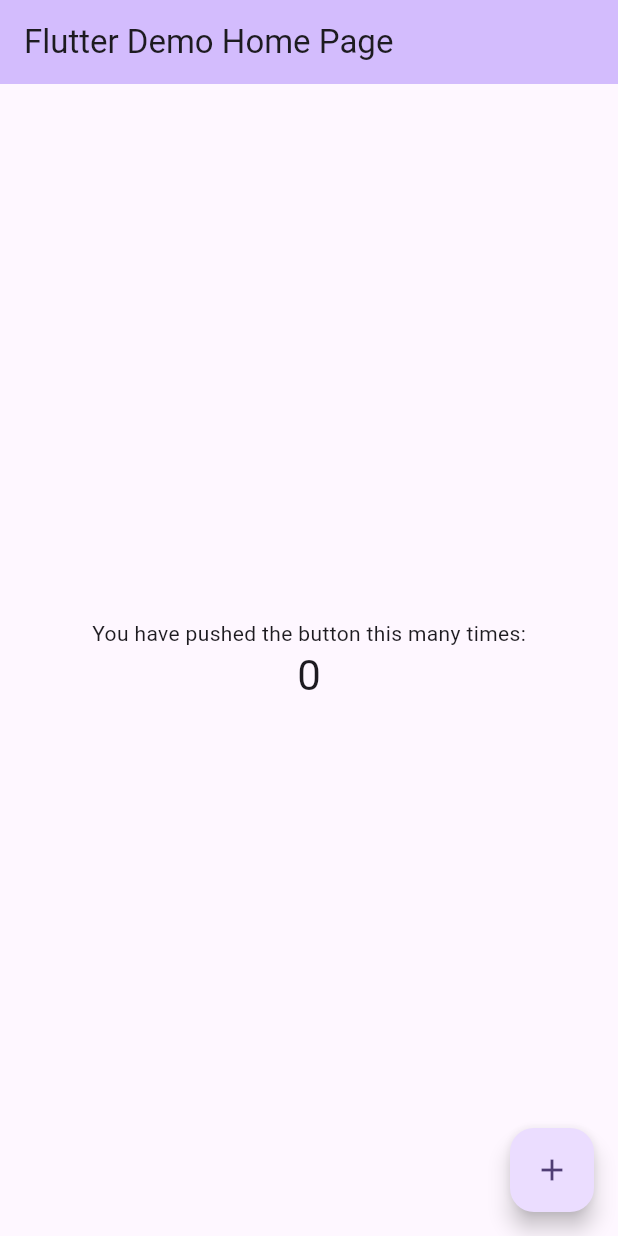
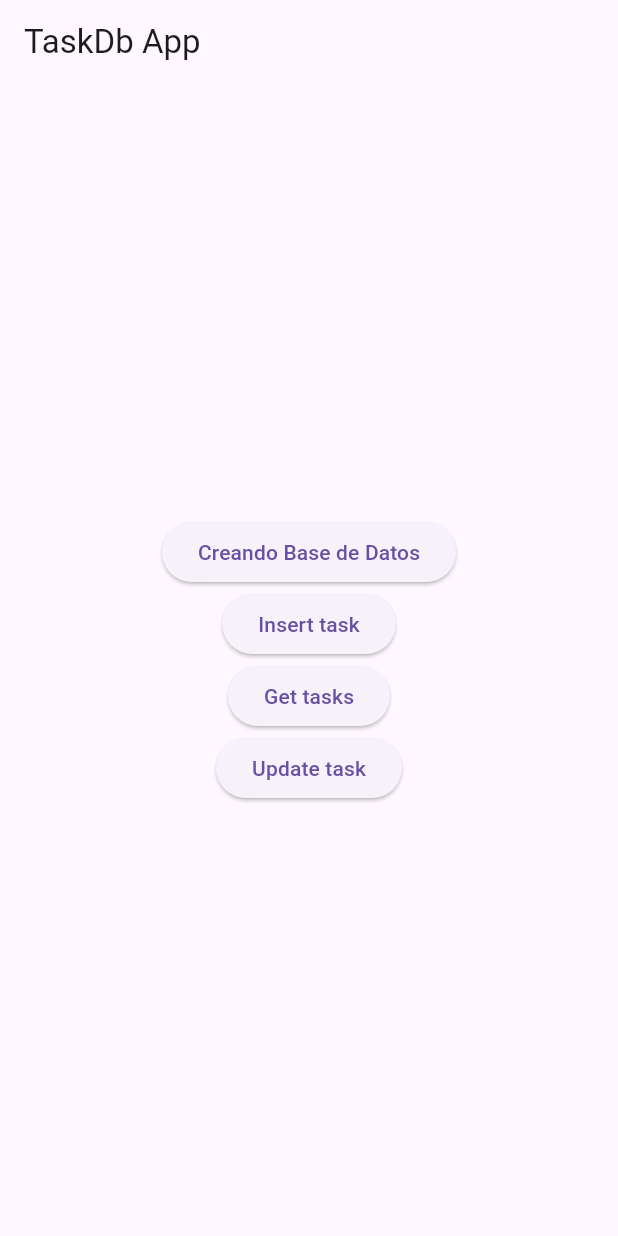
Before and after one commit to 202101215K/app09_taskdb_20242, a Flutter app: the screen it shows after launch, on a phone screen of 412 x 824 dp. Run offline on Flutter 3.47's test engine with Material 3 defaults, Android fonts, the phone set to English and light mode, and no system bars; our stand-ins replace sqflite; accounts and stored records are empty.

```diff
--- /dev/null
+++ b/lib/db/db_admin.dart
@@ -0,0 +1,76 @@
+import 'dart:io';
+
+import 'package:path/path.dart';
+import 'package:path_provider/path_provider.dart';
+import 'package:sqflite/sqflite.dart';
+
+class DbAdmin {
+  //base de datos al principio saldra error por que no existe
+  Database? myDatabase;
+ //Singleton
+ static final DbAdmin db = DbAdmin._();
+  DbAdmin._();
+  //Metodo para verificar la existencia de la base de datos
+ Future<Database?> checkDatabase()async{
+    if (myDatabase != null) {
+       return myDatabase;
+    }
+    myDatabase = await initDatabase();
+    return myDatabase;
+  }
+  //inicializando la base de datos o creacion de la base de datos
+  Future<Database> initDatabase()async{
+    //Derictorio de la base de datos donde se va guardar
+    Directory directory = await getApplicationDocumentsDirectory();
+    //Creando la base de datos
+    String path = join(directory.path,"TaskDB.db");
+    //Abriendo la base de datos
+   return await openDatabase(path,
+    version: 1,
+    onOpen: (db) {},
+    //Creacion de la tabla de la base de datos
+    onCreate: (Database dbx, int version) async{
+     await dbx.execute(
+         "CREATE TABLE TASK(id INTEGER PRIMARY KEY AUTOINCREMENT, title TEXT, description TEXT, status TEXT)"
+      );
+    },
+    );
+
+  }
+  insertRawTask() async {
+    Database? db = await checkDatabase();
+    int res = await db!.rawInsert(
+        "INSERT INTO TASK(title, description, status) VALUES ('Pagar recibo de luz','sacar dinero e ii al agente de pago','false')");
+  }
+
+  insertTask() async {
+    Database? db = await checkDatabase();
+    int res = await db!.insert(
+      "TASK",
+      {
+        "title": "Comprar en la feria",
+        "description": "Los sabados en las americas",
+        "status": "false",
+      },
+    );
+  }
+
+  getRawTasks() async {
+    Database? db = await checkDatabase();
+    List tasks = await db!.rawQuery("SELECT * FROM TASK");
+    print(tasks);
+  }
+
+  getTasks() async {
+    Database? db = await checkDatabase();
+    List tasks = await db!.query("TASK");
+    print(tasks);
+  }
+
+  updateRawTask() async {
+    Database? db = await checkDatabase();
+    int res = await db!.rawUpdate(
+        "UPDATE TASK SET title = 'Pagar el agua', description = 'en emusap', status = 'true' WHERE id = 4");
+    print(res);
+  }
+}
--- a/lib/main.dart
+++ b/lib/main.dart
@@ -1,8 +1,8 @@
+import 'package:app09_taskdb_20242/pages/home_page.dart';
 import 'package:flutter/material.dart';
 
-void main() {
-  runApp(const MyApp());
-}
+void main() => runApp(const MyApp());
+
 
 class MyApp extends StatelessWidget {
   const MyApp({super.key});
@@ -11,115 +11,9 @@ class MyApp extends StatelessWidget {
   @override
   Widget build(BuildContext context) {
     return MaterialApp(
-      title: 'Flutter Demo',
-      theme: ThemeData(
-        // This is the theme of your application.
-        //
-        // TRY THIS: Try running your application with "flutter run". You'll see
-        // the application has a purple toolbar. Then, without quitting the app,
-        // try changing the seedColor in the colorScheme below to Colors.green
-        // and then invoke "hot reload" (save your changes or press the "hot
-        // reload" button in a Flutter-supported IDE, or press "r" if you used
-        // the command line to start the app).
-        //
-        // Notice that the counter didn't reset back to zero; the application
-        // state is not lost during the reload. To reset the state, use hot
-        // restart instead.
-        //
-        // This works for code too, not just values: Most code changes can be
-        // tested with just a hot reload.
-        colorScheme: ColorScheme.fromSeed(seedColor: Colors.deepPurple),
-        useMaterial3: true,
-      ),
-      home: const MyHomePage(title: 'Flutter Demo Home Page'),
+      title: 'TaskDb APP',
+      home: HomePage(),
+
     );
   }
 }
-
-class MyHomePage extends StatefulWidget {
-  const MyHomePage({super.key, required this.title});
-
-  // This widget is the home page of your application. It is stateful, meaning
-  // that it has a State object (defined below) that contains fields that affect
-  // how it looks.
-
-  // This class is the configuration for the state. It holds the values (in this
-  // case the title) provided by the parent (in this case the App widget) and
-  // used by the build method of the State. Fields in a Widget subclass are
-  // always marked "final".
-
-  final String title;
-
-  @override
-  State<MyHomePage> createState() => _MyHomePageState();
-}
-
-class _MyHomePageState extends State<MyHomePage> {
-  int _counter = 0;
-
-  void _incrementCounter() {
-    setState(() {
-      // This call to setState tells the Flutter framework that something has
-      // changed in this State, which causes it to rerun the build method below
-      // so that the display can reflect the updated values. If we changed
-      // _counter without calling setState(), then the build method would not be
-      // called again, and so nothing would appear to happen.
-      _counter++;
-    });
-  }
-
-  @override
-  Widget build(BuildContext context) {
-    // This method is rerun every time setState is called, for instance as done
-    // by the _incrementCounter method above.
-    //
-    // The Flutter framework has been optimized to make rerunning build methods
-    // fast, so that you can just rebuild anything that needs updating rather
-    // than having to individually change instances of widgets.
-    return Scaffold(
-      appBar: AppBar(
-        // TRY THIS: Try changing the color here to a specific color (to
-        // Colors.amber, perhaps?) and trigger a hot reload to see the AppBar
-        // change color while the other colors stay the same.
-        backgroundColor: Theme.of(context).colorScheme.inversePrimary,
-        // Here we take the value from the MyHomePage object that was created by
-        // the App.build method, and use it to set our appbar title.
-        title: Text(widget.title),
-      ),
-      body: Center(
-        // Center is a layout widget. It takes a single child and positions it
-        // in the middle of the parent.
-        child: Column(
-          // Column is also a layout widget. It takes a list of children and
-          // arranges them vertically. By default, it sizes itself to fit its
-          // children horizontally, and tries to be as tall as its parent.
-          //
-          // Column has various properties to control how it sizes itself and
-          // how it positions its children. Here we use mainAxisAlignment to
-          // center the children vertically; the main axis here is the vertical
-          // axis because Columns are vertical (the cross axis would be
-          // horizontal).
-          //
-          // TRY THIS: Invoke "debug painting" (choose the "Toggle Debug Paint"
-          // action in the IDE, or press "p" in the console), to see the
-          // wireframe for each widget.
-          mainAxisAlignment: MainAxisAlignment.center,
-          children: <Widget>[
-            const Text(
-              'You have pushed the button this many times:',
-            ),
-            Text(
-              '$_counter',
-              style: Theme.of(context).textTheme.headlineMedium,
-            ),
-          ],
-        ),
-      ),
-      floatingActionButton: FloatingActionButton(
-        onPressed: _incrementCounter,
-        tooltip: 'Increment',
-        child: const Icon(Icons.add),
-      ), // This trailing comma makes auto-formatting nicer for build methods.
-    );
-  }
-}
--- /dev/null
+++ b/lib/pages/home_page.dart
@@ -0,0 +1,46 @@
+import 'package:app09_taskdb_20242/db/db_admin.dart';
+import 'package:flutter/material.dart';
+
+class HomePage extends StatelessWidget {
+  const HomePage({super.key});
+
+  @override
+  Widget build(BuildContext context) {
+    return Scaffold(
+      appBar: AppBar(
+        title: Text("TaskDb App"),
+      ),
+      body: Center(
+        child: Column(
+          mainAxisAlignment: MainAxisAlignment.center,
+          children: [
+            ElevatedButton(
+              onPressed: () {
+                DbAdmin.db.initDatabase();
+              },
+              child: Text("Creando Base de Datos"),
+            ),
+            ElevatedButton(
+              onPressed: () {
+                DbAdmin.db.insertTask();
+              },
+              child: Text("Insert task"),
+            ),
+            ElevatedButton(
+              onPressed: () {
+                DbAdmin.db.getTasks();
+              },
+              child: Text("Get tasks"),
+            ),
+            ElevatedButton(
+              onPressed: () {
+                DbAdmin.db.updateRawTask();
+              },
+              child: Text("Update task"),
+            ),
+          ],
+        ),
+      ),
+    );
+  }
+}
--- a/pubspec.yaml
+++ b/pubspec.yaml
@@ -34,6 +34,9 @@ dependencies:
   # The following adds the Cupertino Icons font to your application.
   # Use with the CupertinoIcons class for iOS style icons.
   cupertino_icons: ^1.0.8
+  sqflite: ^2.4.1
+  path_provider: ^2.1.5
+  path: ^1.9.0
 
 dev_dependencies:
   flutter_test:
```
Also changed, not shown: pubspec.lock, 2 other files.
